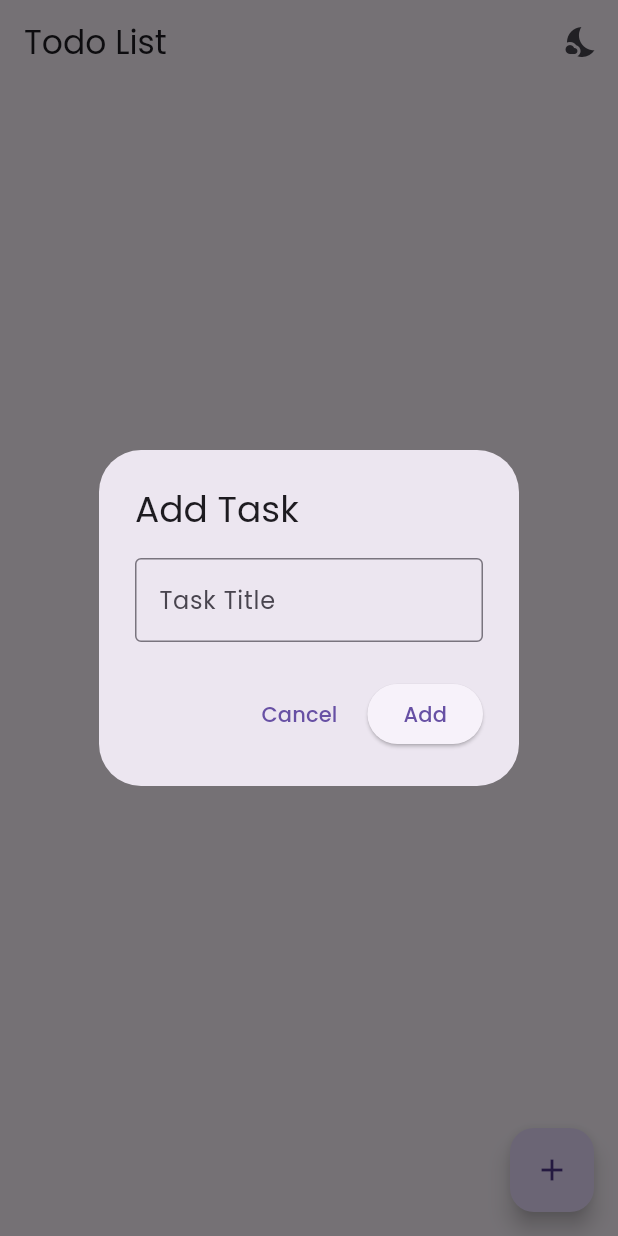
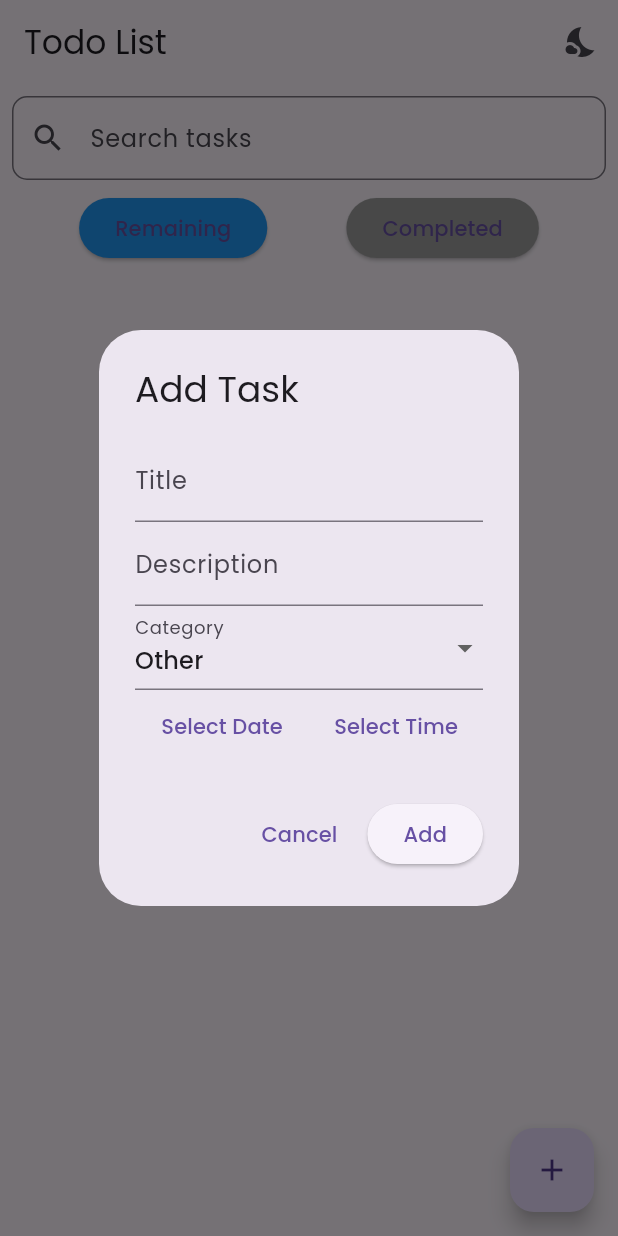
Before and after one commit to dcaayushd/CODSOFT_TODOList_App, a Flutter app: the screen it shows after launch, after a tap on the "add" icon, on a phone screen of 412 x 824 dp. Run offline on Flutter 3.47's test engine with Material 3 defaults, Android fonts, the phone set to English and light mode, and no system bars; our stand-ins replace flutter_local_notifications, flutter_slidable, google_fonts, shared_preferences, timezone.

Commit message:
Add Task Dialog Modified & Notifications Added

```diff
--- a/lib/main.dart
+++ b/lib/main.dart
@@ -1,8 +1,7 @@
 import 'package:flutter/material.dart';
 import 'package:provider/provider.dart';
 import 'package:todolist_app/providers/task_provider.dart';
-import 'package:todolist_app/providers/theme.provider.dart';
-
+import 'package:todolist_app/providers/theme_provider.dart';
 import 'package:todolist_app/screens/task_list_screen.dart';
 import 'package:google_fonts/google_fonts.dart';
 
@@ -29,6 +28,7 @@ class MyApp extends StatelessWidget {
     return Consumer<ThemeProvider>(
       builder: (context, themeProvider, child) {
         return MaterialApp(
+          debugShowCheckedModeBanner: false,
           title: 'Todo List App',
           theme: ThemeData(
             brightness: Brightness.light,
--- a/lib/models/task.dart
+++ b/lib/models/task.dart
@@ -1,14 +1,96 @@
+// import 'package:uuid/uuid.dart';
+
+// class Task {
+//   final String id;
+//   String title;
+//   String description;
+//   String category;
+//   DateTime? dueDate;
+//   bool isCompleted;
+
+//   Task({
+//     String? id,
+//     required this.title,
+//     this.description = '',
+//     required this.category,
+//     this.dueDate,
+//     this.isCompleted = false,
+//   }) : id = id ?? Uuid().v4();
+
+//   Task copyWith({
+//     String? title,
+//     String? description,
+//     String? category,
+//     DateTime? dueDate,
+//     bool? isCompleted,
+//   }) {
+//     return Task(
+//       id: this.id,
+//       title: title ?? this.title,
+//       description: description ?? this.description,
+//       category: category ?? this.category,
+//       dueDate: dueDate ?? this.dueDate,
+//       isCompleted: isCompleted ?? this.isCompleted,
+//     );
+//   }
+
+//   Map<String, dynamic> toJson() {
+//     return {
+//       'id': id,
+//       'title': title,
+//       'description': description,
+//       'category': category,
+//       'dueDate': dueDate?.toIso8601String(),
+//       'isCompleted': isCompleted,
+//     };
+//   }
+
+//   factory Task.fromJson(Map<String, dynamic> json) {
+//     return Task(
+//       id: json['id'],
+//       title: json['title'],
+//       description: json['description'],
+//       category: json['category'],
+//       dueDate: json['dueDate'] != null ? DateTime.parse(json['dueDate']) : null,
+//       isCompleted: json['isCompleted'],
+//     );
+//   }
+// }
+
+// lib/models/task.dart
+
+import 'package:uuid/uuid.dart';
+
 class Task {
-  String id;
+  final String id;
   String title;
+  String description;
+  String category;
+  DateTime? dueDate;
   bool isCompleted;
 
-  Task({required this.id, required this.title, this.isCompleted = false});
+  Task({
+    String? id,
+    required this.title,
+    this.description = '',
+    required this.category,
+    this.dueDate,
+    this.isCompleted = false,
+  }) : id = id ?? Uuid().v4();
 
-  Task copyWith({String? title, bool? isCompleted}) {
+  Task copyWith({
+    String? title,
+    String? description,
+    String? category,
+    DateTime? dueDate,
+    bool? isCompleted,
+  }) {
     return Task(
       id: this.id,
       title: title ?? this.title,
+      description: description ?? this.description,
+      category: category ?? this.category,
+      dueDate: dueDate ?? this.dueDate,
       isCompleted: isCompleted ?? this.isCompleted,
     );
   }
@@ -17,15 +99,21 @@ class Task {
     return {
       'id': id,
       'title': title,
+      'description': description,
+      'category': category,
+      'dueDate': dueDate?.toIso8601String(),
       'isCompleted': isCompleted,
     };
   }
 
   factory Task.fromJson(Map<String, dynamic> json) {
     return Task(
-      id: json['id'],
-      title: json['title'],
-      isCompleted: json['isCompleted'],
+      id: json['id'] as String? ?? Uuid().v4(),
+      title: json['title'] as String? ?? 'Untitled Task',
+      description: json['description'] as String? ?? '',
+      category: json['category'] as String? ?? 'Other',
+      dueDate: json['dueDate'] != null ? DateTime.parse(json['dueDate'] as String) : null,
+      isCompleted: json['isCompleted'] as bool? ?? false,
     );
   }
 }
--- a/lib/providers/task_provider.dart
+++ b/lib/providers/task_provider.dart
@@ -1,13 +1,24 @@
 import 'package:flutter/foundation.dart';
 import 'package:todolist_app/models/task.dart';
 import 'package:todolist_app/services/task_service.dart';
+import 'package:todolist_app/services/notification_service.dart';
 import 'package:shared_preferences/shared_preferences.dart';
 import 'dart:convert';
 
 class TaskProvider with ChangeNotifier {
   final TaskService _taskService = TaskService();
+  final NotificationService _notificationService = NotificationService();
+  List<String> _categories = ['Personal', 'Work', 'Shopping', 'Other'];
 
   List<Task> get tasks => _taskService.getTasks();
+  List<String> get categories => _categories;
+
+  List<Task> get completedTasks => tasks.where((task) => task.isCompleted).toList();
+  List<Task> get remainingTasks => tasks.where((task) => !task.isCompleted).toList();
+
+  TaskProvider() {
+    _notificationService.init();
+  }
 
   Future<void> loadTasks() async {
     SharedPreferences prefs = await SharedPreferences.getInstance();
@@ -19,6 +30,7 @@ class TaskProvider with ChangeNotifier {
       _taskService.setTasks(loadedTasks);
       notifyListeners();
     }
+    _categories = prefs.getStringList('categories') ?? _categories;
   }
 
   Future<void> _saveTasks() async {
@@ -27,29 +39,55 @@ class TaskProvider with ChangeNotifier {
         .map((task) => json.encode(task.toJson()))
         .toList();
     await prefs.setStringList('tasks', taskStrings);
+    await prefs.setStringList('categories', _categories);
   }
 
-  void addTask(String title) {
-    _taskService.addTask(title);
+  void addTask(Task task) {
+    _taskService.addTask(task);
+    _notificationService.scheduleNotification(task);
     _saveTasks();
     notifyListeners();
   }
 
-  void updateTask(String id, String title) {
-    _taskService.updateTask(id, title);
+  void updateTask(Task updatedTask) {
+    _taskService.updateTask(updatedTask);
+    _notificationService.cancelNotification(updatedTask);
+    _notificationService.scheduleNotification(updatedTask);
     _saveTasks();
     notifyListeners();
   }
 
   void deleteTask(String id) {
+    Task task = tasks.firstWhere((task) => task.id == id);
     _taskService.deleteTask(id);
+    _notificationService.cancelNotification(task);
     _saveTasks();
     notifyListeners();
   }
 
   void toggleTaskCompletion(String id) {
     _taskService.toggleTaskCompletion(id);
+    Task task = tasks.firstWhere((task) => task.id == id);
+    if (task.isCompleted) {
+      _notificationService.cancelNotification(task);
+    } else {
+      _notificationService.scheduleNotification(task);
+    }
     _saveTasks();
     notifyListeners();
   }
+
+  void addCategory(String category) {
+    if (!_categories.contains(category)) {
+      _categories.add(category);
+      _saveTasks();
+      notifyListeners();
+    }
+  }
+
+  List<Task> searchTasks(String query) {
+    return tasks.where((task) =>
+        task.title.toLowerCase().contains(query.toLowerCase()) ||
+        task.description.toLowerCase().contains(query.toLowerCase())).toList();
+  }
 }
--- a/lib/screens/task_list_screen.dart
+++ b/lib/screens/task_list_screen.dart
@@ -1,13 +1,19 @@
 import 'package:flutter/material.dart';
 import 'package:provider/provider.dart';
 import 'package:todolist_app/providers/task_provider.dart';
-
+import 'package:todolist_app/providers/theme_provider.dart';
 import 'package:todolist_app/widgets/task_list_item.dart';
 import 'package:todolist_app/widgets/add_task_dialog.dart';
 
-import '../providers/theme.provider.dart';
+class TaskListScreen extends StatefulWidget {
+  @override
+  _TaskListScreenState createState() => _TaskListScreenState();
+}
 
-class TaskListScreen extends StatelessWidget {
+class _TaskListScreenState extends State<TaskListScreen> {
+  bool _showCompleted = false;
+  String _searchQuery = '';
+
   @override
   Widget build(BuildContext context) {
     return Scaffold(
@@ -29,16 +35,78 @@ class TaskListScreen extends StatelessWidget {
           ),
         ],
       ),
-      body: Consumer<TaskProvider>(
+      body: Column(
+        children: [
+          Padding(
+            padding: const EdgeInsets.all(8.0),
+            child: TextField(
+              decoration: InputDecoration(
+                hintText: 'Search tasks',
+                prefixIcon: Icon(Icons.search),
+                border: OutlineInputBorder(
+                  borderRadius: BorderRadius.circular(10),
+                ),
+              ),
+              onChanged: (value) {
+                setState(() {
+                  _searchQuery = value;
+                });
+              },
+            ),
+          ),
+          Row(
+            mainAxisAlignment: MainAxisAlignment.spaceEvenly,
+            children: [
+              ElevatedButton(
+                onPressed: () {
+                  setState(() {
+                    _showCompleted = false;
+                  });
+                },
+                child: Text('Remaining'),
+                style: ElevatedButton.styleFrom(
+                  backgroundColor: !_showCompleted ? Colors.blue : Colors.grey,
+                ),
+              ),
+              ElevatedButton(
+                onPressed: () {
+                  setState(() {
+                    _showCompleted = true;
+                  });
+                },
+                child: Text('Completed'),
+                style: ElevatedButton.styleFrom(
+                  backgroundColor: _showCompleted ? Colors.blue : Colors.grey,
+                ),
+              ),
+            ],
+          ),
+          Expanded(
+            child: Consumer<TaskProvider>(
               builder: (context, taskProvider, child) {
+                final filteredTasks = _searchQuery.isEmpty
+                    ? (_showCompleted
+                        ? taskProvider.completedTasks
+                        : taskProvider.remainingTasks)
+                    : taskProvider.searchTasks(_searchQuery);
+
+                if (filteredTasks.isEmpty) {
+                  return Center(
+                    child: Text('No tasks yet'),
+                  );
+                }
+
                 return ListView.builder(
-            itemCount: taskProvider.tasks.length,
+                  itemCount: filteredTasks.length,
                   itemBuilder: (context, index) {
-              final task = taskProvider.tasks[index];
+                    final task = filteredTasks[index];
                     return TaskListItem(task: task);
                   },
                 );
               },
+            ),
+          ),
+        ],
       ),
       floatingActionButton: FloatingActionButton(
         onPressed: () {
--- /dev/null
+++ b/lib/services/notification_service.dart
@@ -0,0 +1,57 @@
+import 'package:flutter_local_notifications/flutter_local_notifications.dart';
+import 'package:todolist_app/models/task.dart';
+import 'package:timezone/timezone.dart' as tz;
+import 'package:timezone/data/latest.dart' as tz;
+
+class NotificationService {
+  final FlutterLocalNotificationsPlugin flutterLocalNotificationsPlugin =
+      FlutterLocalNotificationsPlugin();
+
+  Future<void> init() async {
+    tz.initializeTimeZones();
+    final AndroidInitializationSettings initializationSettingsAndroid =
+        AndroidInitializationSettings('app_icon');
+
+    final DarwinInitializationSettings initializationSettingsIOS =
+        DarwinInitializationSettings(
+      requestSoundPermission: false,
+      requestBadgePermission: false,
+      requestAlertPermission: false,
+    );
+
+    final InitializationSettings initializationSettings =
+        InitializationSettings(
+      android: initializationSettingsAndroid,
+      iOS: initializationSettingsIOS,
+    );
+
+    await flutterLocalNotificationsPlugin.initialize(initializationSettings);
+  }
+
+  Future<void> scheduleNotification(Task task) async {
+    if (task.dueDate == null) return;
+
+    await flutterLocalNotificationsPlugin.zonedSchedule(
+      task.id.hashCode,
+      'Task Due: ${task.title}',
+      task.description,
+      tz.TZDateTime.from(task.dueDate!, tz.local),
+      NotificationDetails(
+        android: AndroidNotificationDetails(
+          'task_channel',
+          'Task Notifications',
+          importance: Importance.max,
+          priority: Priority.high,
+        ),
+        iOS: DarwinNotificationDetails(),
+      ),
+      androidAllowWhileIdle: true,
+      uiLocalNotificationDateInterpretation:
+          UILocalNotificationDateInterpretation.absoluteTime,
+    );
+  }
+
+  Future<void> cancelNotification(Task task) async {
+    await flutterLocalNotificationsPlugin.cancel(task.id.hashCode);
+  }
+}
--- a/lib/services/task_service.dart
+++ b/lib/services/task_service.dart
@@ -1,9 +1,7 @@
 import 'package:todolist_app/models/task.dart';
-import 'package:uuid/uuid.dart';
 
 class TaskService {
   List<Task> _tasks = [];
-  final _uuid = Uuid();
 
   List<Task> getTasks() {
     return List.unmodifiable(_tasks);
@@ -13,14 +11,14 @@ class TaskService {
     _tasks = tasks;
   }
 
-  void addTask(String title) {
-    _tasks.add(Task(id: _uuid.v4(), title: title));
+  void addTask(Task task) {
+    _tasks.add(task);
   }
 
-  void updateTask(String id, String title) {
-    final index = _tasks.indexWhere((task) => task.id == id);
+  void updateTask(Task updatedTask) {
+    final index = _tasks.indexWhere((task) => task.id == updatedTask.id);
     if (index != -1) {
-      _tasks[index] = _tasks[index].copyWith(title: title);
+      _tasks[index] = updatedTask;
     }
   }
 
--- a/lib/widgets/add_task_dialog.dart
+++ b/lib/widgets/add_task_dialog.dart
@@ -1,44 +1,132 @@
 import 'package:flutter/material.dart';
 import 'package:provider/provider.dart';
+import 'package:todolist_app/models/task.dart';
 import 'package:todolist_app/providers/task_provider.dart';
+import 'package:intl/intl.dart';
+class AddTaskDialog extends StatefulWidget {
+  @override
+  _AddTaskDialogState createState() => _AddTaskDialogState();
+}
 
-class AddTaskDialog extends StatelessWidget {
+class _AddTaskDialogState extends State<AddTaskDialog> {
   final _formKey = GlobalKey<FormState>();
   final _titleController = TextEditingController();
-
-  AddTaskDialog({super.key});
+  final _descriptionController = TextEditingController();
+  String _selectedCategory = 'Other';
+  DateTime? _selectedDate;
+  TimeOfDay? _selectedTime;
 
   @override
   Widget build(BuildContext context) {
+    final taskProvider = Provider.of<TaskProvider>(context, listen: false);
+
     return AlertDialog(
-      title: const Text('Add Task'),
+      title: Text('Add Task'),
       content: Form(
         key: _formKey,
-        child: TextFormField(
-          controller: _titleController,
-          decoration: const InputDecoration(
-            labelText: 'Task Title',
-            border: OutlineInputBorder(),
+        child: SingleChildScrollView(
+          child: Column(
+            mainAxisSize: MainAxisSize.min,
+            children: [
+              TextFormField(
+                controller: _titleController,
+                decoration: InputDecoration(labelText: 'Title'),
+                validator: (value) {
+                  if (value == null || value.isEmpty) {
+                    return 'Please enter a title';
+                  }
+                  return null;
+                },
+              ),
+              TextFormField(
+                controller: _descriptionController,
+                decoration: InputDecoration(labelText: 'Description'),
+              ),
+              DropdownButtonFormField<String>(
+                value: _selectedCategory,
+                items: taskProvider.categories.map((String category) {
+                  return DropdownMenuItem<String>(
+                    value: category,
+                    child: Text(category),
+                  );
+                }).toList(),
+                onChanged: (String? newValue) {
+                  setState(() {
+                    _selectedCategory = newValue!;
+                  });
+                },
+                decoration: InputDecoration(labelText: 'Category'),
+              ),
+              Row(
+                children: [
+                  Expanded(
+                    child: TextButton(
+                      onPressed: () async {
+                        final date = await showDatePicker(
+                          context: context,
+                          initialDate: DateTime.now(),
+                          firstDate: DateTime.now(),
+                          lastDate: DateTime.now().add(Duration(days: 365)),
+                        );
+                        if (date != null) {
+                          setState(() {
+                            _selectedDate = date;
+                          });
+                        }
+                      },
+                      child: Text(_selectedDate == null
+                          ? 'Select Date'
+                          : DateFormat('yyyy-MM-dd').format(_selectedDate!)),
+                    ),
+                  ),
+                  Expanded(
+                    child: TextButton(
+                      onPressed: () async {
+                        final time = await showTimePicker(
+                          context: context,
+                          initialTime: TimeOfDay.now(),
+                        );
+                        if (time != null) {
+                          setState(() {
+                            _selectedTime = time;
+                          });
+                        }
+                      },
+                      child: Text(_selectedTime == null
+                          ? 'Select Time'
+                          : _selectedTime!.format(context)),
+                    ),
+                  ),
+                ],
+              ),
+            ],
           ),
-          validator: (value) {
-            if (value == null || value.isEmpty) {
-              return 'Please enter a task title';
-            }
-            return null;
-          },
         ),
       ),
       actions: [
         TextButton(
-          child: const Text('Cancel'),
+          child: Text('Cancel'),
           onPressed: () => Navigator.of(context).pop(),
         ),
         ElevatedButton(
-          child: const Text('Add'),
+          child: Text('Add'),
           onPressed: () {
             if (_formKey.currentState!.validate()) {
-              Provider.of<TaskProvider>(context, listen: false)
-                  .addTask(_titleController.text);
+              final newTask = Task(
+                title: _titleController.text,
+                description: _descriptionController.text,
+                category: _selectedCategory,
+                dueDate: _selectedDate != null && _selectedTime != null
+                    ? DateTime(
+                        _selectedDate!.year,
+                        _selectedDate!.month,
+                        _selectedDate!.day,
+                        _selectedTime!.hour,
+                        _selectedTime!.minute,
+                      )
+                    : null,
+              );
+              taskProvider.addTask(newTask);
               Navigator.of(context).pop();
             }
           },
--- a/lib/widgets/edit_task_dialog.dart
+++ b/lib/widgets/edit_task_dialog.dart
@@ -8,7 +8,7 @@ class EditTaskDialog extends StatelessWidget {
   final _formKey = GlobalKey<FormState>();
   late final TextEditingController _titleController;
 
-  EditTaskDialog({super.key, required this.task}) {
+  EditTaskDialog({Key? key, required this.task}) : super(key: key) {
     _titleController = TextEditingController(text: task.title);
   }
 
@@ -42,7 +42,7 @@ class EditTaskDialog extends StatelessWidget {
           onPressed: () {
             if (_formKey.currentState!.validate()) {
               Provider.of<TaskProvider>(context, listen: false)
-                  .updateTask(task.id, _titleController.text);
+                  .updateTask(task);
               Navigator.of(context).pop();
             }
           },
--- a/lib/widgets/task_list_item.dart
+++ b/lib/widgets/task_list_item.dart
@@ -1,9 +1,10 @@
 import 'package:flutter/material.dart';
 import 'package:provider/provider.dart';
 import 'package:todolist_app/models/task.dart';
-import 'package:todolist_app/providers/task_provider.dart';
 import 'package:todolist_app/widgets/edit_task_dialog.dart';
 import 'package:flutter_slidable/flutter_slidable.dart';
+
+import '../providers/task_provider.dart';
 
 class TaskListItem extends StatelessWidget {
   final Task task;
--- a/pubspec.yaml
+++ b/pubspec.yaml
@@ -11,8 +11,10 @@ environment:
 dependencies:
   flutter:
     sdk: flutter
+  flutter_local_notifications: ^17.2.1+1
   flutter_slidable: ^3.1.0
   google_fonts: ^4.0.4
+  intl: ^0.19.0
   provider: ^6.0.0
   shared_preferences: ^2.0.8
   uuid: ^3.0.4
```
Also changed, not shown: lib/providers/theme_provider.dart (renamed from lib/providers/theme.provider.dart), pubspec.lock, 1 other file. Lines whose indentation alone changed are shown as unchanged.
